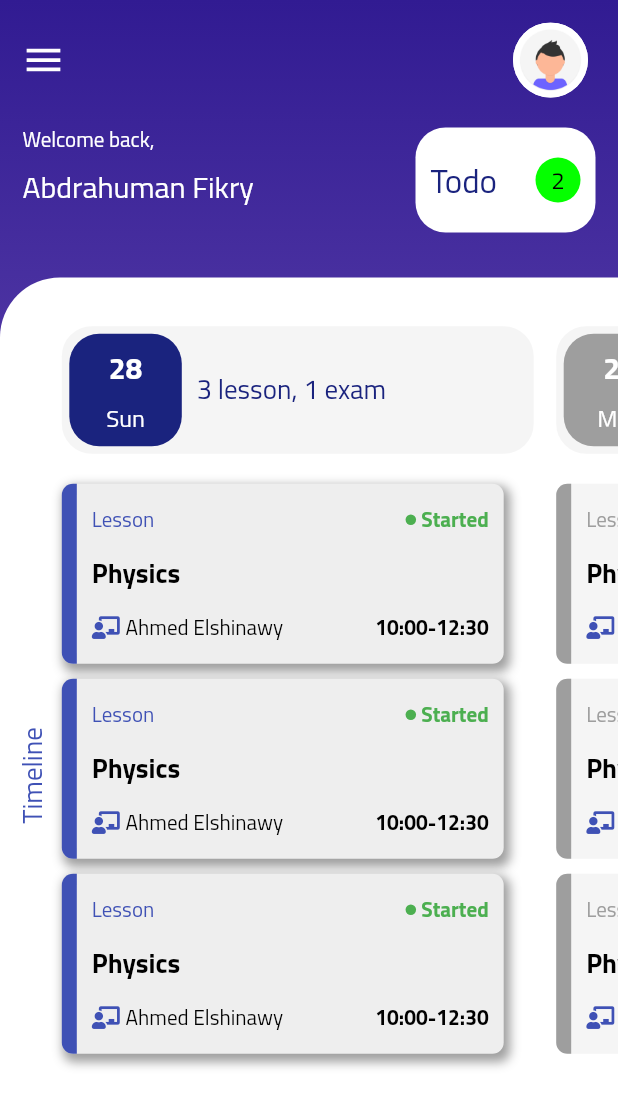
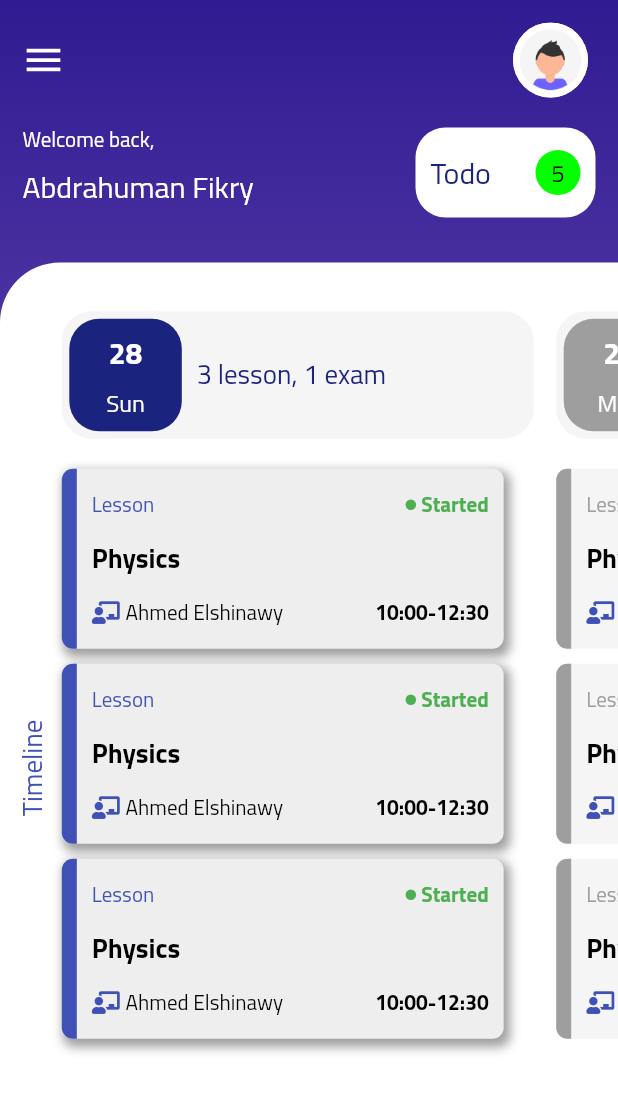
Before and after one commit to AbdrahumanFikry/centers, a Flutter app: the StudentMainScreen screen opened directly, on a phone screen of 412 x 824 dp. Shown: the top 1107 px of the screen. Run offline on Flutter 3.47's test engine with Material 2 defaults, Android fonts, the phone set to English and light mode, and no system bars; drawn by our look-alikes of carousel_slider; our stand-ins replace device_preview, fl_chart, flutter_screenutil, flutter_staggered_animations, font_awesome_flutter, percent_indicator and 1 more.

```diff
--- a/lib/src/common/components/alerts/alertDialog.dart
+++ b/lib/src/common/components/alerts/alertDialog.dart
@@ -46,7 +46,7 @@ class GlobalAlertDialog {
       showDialog(
         context: context,
         builder: (ctx) => GlobalDialog(
-          header: 'Warning',
+          header: 'Alert',
           content: Column(
             mainAxisAlignment: MainAxisAlignment.start,
             children: <Widget>[
--- /dev/null
+++ b/lib/src/models/toDoModel.dart
@@ -0,0 +1,27 @@
+import 'package:flutter/material.dart';
+
+class ToDoModel extends ChangeNotifier {
+  String title;
+  DateTime date;
+  String material;
+
+  ToDoModel({
+    this.title,
+    this.date,
+    this.material,
+  });
+
+  ToDoModel.fromJson(Map<String, dynamic> json) {
+    title = json['title'];
+    date = json['date'];
+    material = json['material'];
+  }
+
+  Map<String, dynamic> toJson() {
+    final Map<String, dynamic> data = new Map<String, dynamic>();
+    data['title'] = this.title;
+    data['date'] = this.date;
+    data['material'] = this.material;
+    return data;
+  }
+}
--- a/lib/src/student/component/mainScreen/scheduleHeader.dart
+++ b/lib/src/student/component/mainScreen/scheduleHeader.dart
@@ -1,12 +1,13 @@
-import 'package:centers/src/student/component/mainScreen/todoCell.dart';
 import 'package:flutter/material.dart';
+
+import 'file:///E:/Flutter_Projects/centers/lib/src/student/component/toDoScreen/todoCell.dart';
 
 class ScheduleHeader extends StatelessWidget {
   @override
   Widget build(BuildContext context) {
     MediaQueryData screen = MediaQuery.of(context);
     return Container(
-      height: screen.size.height > 600 ? 100 : 75,
+      height: screen.size.height > 600 ? 90 : 75,
       width: screen.size.width,
       color: Colors.transparent,
       padding: const EdgeInsets.symmetric(
@@ -45,9 +46,7 @@ class ScheduleHeader extends StatelessWidget {
             ],
           ),
           Spacer(),
-          TODOCell(
-            toDoListCount: 2,
-          ),
+          TODOCell(),
         ],
       ),
     );
--- a/lib/src/student/component/mainScreen/todoCell.dart
+++ /dev/null
@@ -1,56 +0,0 @@
-import 'package:flutter/material.dart';
-
-class TODOCell extends StatelessWidget {
-  final int toDoListCount;
-
-  TODOCell({
-    this.toDoListCount = 0,
-  });
-
-  @override
-  Widget build(BuildContext context) {
-    MediaQueryData screen = MediaQuery.of(context);
-    return Container(
-      height: double.infinity,
-      width: 120,
-      decoration: BoxDecoration(
-        color: Colors.white,
-        borderRadius: BorderRadius.circular(
-          20.0,
-        ),
-      ),
-      margin: const EdgeInsets.symmetric(
-        vertical: 5.0,
-      ),
-      padding: const EdgeInsets.symmetric(
-        horizontal: 10.0,
-        vertical: 5.0,
-      ),
-      child: Row(
-        crossAxisAlignment: CrossAxisAlignment.center,
-        children: <Widget>[
-          Text(
-            'Todo',
-            style: TextStyle(
-              color: Colors.indigo[900],
-              fontFamily: 'Cairo',
-              fontSize: screen.size.width > 500 ? 26 : 22,
-            ),
-          ),
-          Spacer(),
-          CircleAvatar(
-            backgroundColor: Colors.yellowAccent.withRed(5),
-            radius: 15.0,
-            child: Text(
-              toDoListCount.toString(),
-              style: TextStyle(
-                color: Colors.black,
-                fontFamily: 'Cairo',
-              ),
-            ),
-          ),
-        ],
-      ),
-    );
-  }
-}
--- /dev/null
+++ b/lib/src/student/component/toDoScreen/todoCell.dart
@@ -0,0 +1,65 @@
+import 'package:centers/src/student/providers/dataProvider.dart';
+import 'package:centers/src/student/ui/toDoScreen.dart';
+import 'package:flutter/material.dart';
+import 'package:provider/provider.dart';
+
+class TODOCell extends StatelessWidget {
+  @override
+  Widget build(BuildContext context) {
+    MediaQueryData screen = MediaQuery.of(context);
+    return InkWell(
+      onTap: () {
+        Provider.of<StudentData>(context, listen: false).filterToDo();
+        Navigator.of(context).push(
+          MaterialPageRoute(
+            builder: (context) => ToDoScreen(),
+          ),
+        );
+      },
+      child: Container(
+        height: double.infinity,
+        width: 120,
+        decoration: BoxDecoration(
+          color: Colors.white,
+          borderRadius: BorderRadius.circular(
+            20.0,
+          ),
+        ),
+        margin: const EdgeInsets.symmetric(
+          vertical: 5.0,
+        ),
+        padding: const EdgeInsets.symmetric(
+          horizontal: 10.0,
+          vertical: 5.0,
+        ),
+        child: Row(
+          crossAxisAlignment: CrossAxisAlignment.center,
+          children: <Widget>[
+            Text(
+              'Todo',
+              style: TextStyle(
+                color: Colors.indigo[900],
+                fontFamily: 'Cairo',
+                fontSize: screen.size.width > 600 ? 24 : 20,
+              ),
+            ),
+            Spacer(),
+            CircleAvatar(
+              backgroundColor: Colors.yellowAccent.withRed(5),
+              radius: 15.0,
+              child: Consumer<StudentData>(
+                builder: (context, data, _) => Text(
+                  data.toDos.length.toString(),
+                  style: TextStyle(
+                    color: Colors.black,
+                    fontFamily: 'Cairo',
+                  ),
+                ),
+              ),
+            ),
+          ],
+        ),
+      ),
+    );
+  }
+}
--- a/lib/src/student/providers/dataProvider.dart
+++ b/lib/src/student/providers/dataProvider.dart
@@ -2,6 +2,7 @@ import 'package:centers/src/models/absenceDay.dart';
 import 'package:centers/src/models/chat.dart';
 import 'package:centers/src/models/examModel.dart';
 import 'package:centers/src/models/examToAnswerModel.dart';
+import 'package:centers/src/models/toDoModel.dart';
 import 'package:centers/src/student/component/messagesScreen/messageViewer.dart';
 import 'package:flutter/material.dart';
 
@@ -12,7 +13,8 @@ class StudentData extends ChangeNotifier {
   List<ExamModel> finishedExams = [];
   TextEditingController message = TextEditingController();
   String messageText = '';
-
+  List<ToDoModel> earlierToDo = [];
+  List<ToDoModel> comingToDo = [];
   List<MaterialAbsence> materialAbsence = [
     MaterialAbsence(
       materialName: 'English',
@@ -188,6 +190,34 @@ class StudentData extends ChangeNotifier {
     ),
   ];
 
+  List<ToDoModel> toDos = [
+    ToDoModel(
+      title: 'HomeWork',
+      date: DateTime(2020, 6, 29),
+      material: 'Physics',
+    ),
+    ToDoModel(
+      title: 'Assignment',
+      date: DateTime(2020, 7, 5),
+      material: 'Math',
+    ),
+    ToDoModel(
+      title: 'Task',
+      date: DateTime(2020, 7, 25),
+      material: 'DataBase',
+    ),
+    ToDoModel(
+      title: 'Project',
+      date: DateTime(2020, 8, 1),
+      material: 'Math',
+    ),
+    ToDoModel(
+      title: 'Bla Blaject',
+      date: DateTime(2020, 8, 1),
+      material: 'Math',
+    ),
+  ];
+
   int readCount() {
     int read = 0;
     chats.forEach((element) {
@@ -232,6 +262,22 @@ class StudentData extends ChangeNotifier {
     notifyListeners();
   }
 
+  void filterToDo() {
+    earlierToDo = [];
+    comingToDo = [];
+    DateTime now = DateTime.now();
+    toDos.forEach((element) {
+      if (element.date.difference(now).inDays <= 2) {
+        earlierToDo.add(element);
+      } else {
+        comingToDo.add(element);
+      }
+    });
+    earlierToDo
+        .sort((first, second) => first.date.difference(second.date).inDays);
+    notifyListeners();
+  }
+
   void typing(String value) {
     messageText = value;
     message.selection = TextSelection.collapsed(offset: message.text.length);
```
Also changed, not shown: lib/src/common/components/alerts/globalDialog.dart (+13 -17 lines), lib/src/student/component/toDoScreen/toDoDay.dart (added, +84 -0 lines), lib/src/student/component/toDoScreen/toDoItemsHolder.dart (added, +58 -0 lines), lib/src/student/component/toDoScreen/toDoViewer.dart (added, +72 -0 lines), lib/src/student/providers/studentProvider.dart (+13 -1 lines), lib/src/student/ui/toDoScreen.dart (added, +144 -0 lines).
